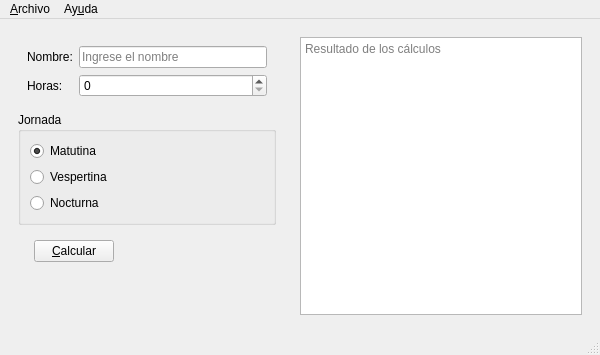
The window that salarios.ui (JuanFraDev/P61-Salarios) describes before a commit, drawn with Qt 5.
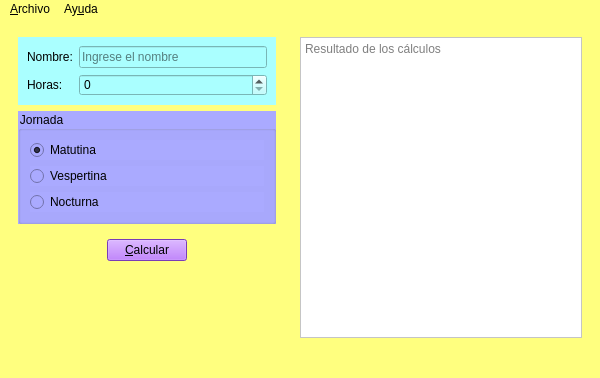
The same window after the commit. Icons and pictures are not drawn.

Commit message: Se modifico la ui agregando icnonos y cambiando colores

The edit to the form file:
```diff
--- a/salarios.ui
+++ b/salarios.ui
@@ -7,7 +7,7 @@
     <x>0</x>
     <y>0</y>
     <width>600</width>
-    <height>355</height>
+    <height>378</height>
    </rect>
   </property>
   <property name="minimumSize">
@@ -19,6 +19,13 @@
   <property name="windowTitle">
    <string>Salarios</string>
   </property>
+  <property name="windowIcon">
+   <iconset resource="Recursos.qrc">
+    <normaloff>:/Recursos/icono/salary.png</normaloff>:/Recursos/icono/salary.png</iconset>
+  </property>
+  <property name="styleSheet">
+   <string notr="true">background: rgb(255, 255, 127)</string>
+  </property>
   <widget class="QWidget" name="centralwidget">
    <layout class="QHBoxLayout" name="horizontalLayout_2">
     <item>
@@ -38,6 +45,9 @@
       <layout class="QVBoxLayout" name="verticalLayout_2">
        <item>
         <widget class="QWidget" name="widget_3" native="true">
+         <property name="styleSheet">
+          <string notr="true">background: rgb(170, 255, 255)</string>
+         </property>
          <layout class="QFormLayout" name="formLayout">
           <item row="0" column="0">
            <widget class="QLabel" name="label">
@@ -68,6 +78,14 @@
        </item>
        <item>
         <widget class="QGroupBox" name="groupBox">
+         <property name="font">
+          <font>
+           <bold>false</bold>
+          </font>
+         </property>
+         <property name="styleSheet">
+          <string notr="true">background: rgb(170, 170, 255)</string>
+         </property>
          <property name="title">
           <string>Jornada</string>
          </property>
@@ -107,10 +125,19 @@
             <property name="orientation">
              <enum>Qt::Horizontal</enum>
             </property>
+            <property name="sizeHint" stdset="0">
+             <size>
+              <width>0</width>
+              <height>0</height>
+             </size>
+            </property>
            </spacer>
           </item>
           <item>
            <widget class="QPushButton" name="btnCalcular">
+            <property name="styleSheet">
+             <string notr="true">background: rgb(170, 85, 255)</string>
+            </property>
             <property name="text">
              <string>&amp;Calcular</string>
             </property>
@@ -159,6 +186,9 @@
       <layout class="QVBoxLayout" name="verticalLayout_3">
        <item>
         <widget class="QPlainTextEdit" name="outCalculos">
+         <property name="styleSheet">
+          <string notr="true">background: rgb(255, 255, 255)</string>
+         </property>
          <property name="readOnly">
           <bool>true</bool>
          </property>
@@ -178,7 +208,7 @@
      <x>0</x>
      <y>0</y>
      <width>600</width>
-     <height>22</height>
+     <height>26</height>
     </rect>
    </property>
    <widget class="QMenu" name="menuArchivo">
```
Left out of the diff: 16 changed lines with no effect on the pictures. The commit also changes 6 other files.
